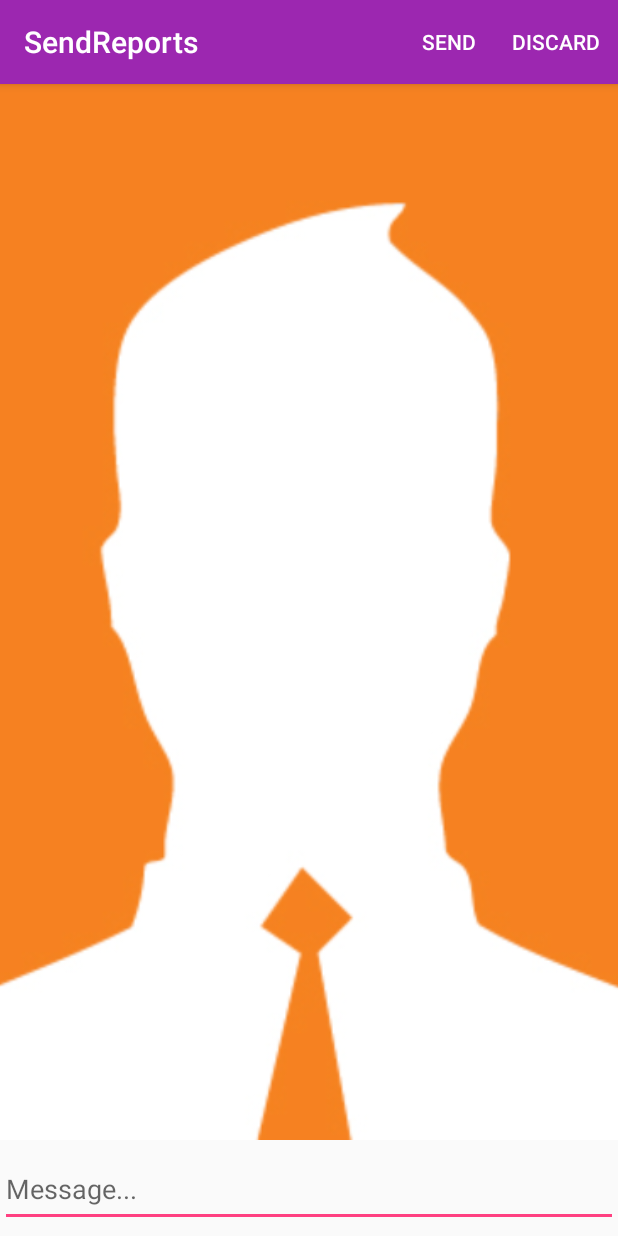
After one commit to shantanu0323/SeeAdoc, an Android app: the SendReports screen opened directly, with no data from a screen before it, on a phone screen of 412 x 824 dp. The commit adds this screen. Run offline under Robolectric (Android 15) with nearby library versions, the phone set to English and light mode, and no system bars; our stand-ins replace Firebase (no records; nobody signed in at launch, a user with empty details on screens opened directly); pictures from the network do not load; 4 statements that could not run were skipped.

Commit message:
SENDING E-REPORT along with a message

```diff
--- /dev/null
+++ b/app/src/main/java/shantanu/seeadoc/SendReports.java
@@ -0,0 +1,169 @@
+package shantanu.seeadoc;
+
+import android.app.ProgressDialog;
+import android.net.Uri;
+import android.support.annotation.NonNull;
+import android.support.v7.app.AppCompatActivity;
+import android.os.Bundle;
+import android.util.Log;
+import android.view.Menu;
+import android.view.MenuItem;
+import android.widget.EditText;
+import android.widget.ImageView;
+import android.widget.Toast;
+
+import com.google.android.gms.tasks.OnFailureListener;
+import com.google.android.gms.tasks.OnSuccessListener;
+import com.google.firebase.FirebaseApp;
+import com.google.firebase.FirebaseOptions;
+import com.google.firebase.database.DatabaseReference;
+import com.google.firebase.database.FirebaseDatabase;
+import com.google.firebase.storage.FirebaseStorage;
+import com.google.firebase.storage.StorageReference;
+import com.google.firebase.storage.UploadTask;
+
+import java.util.UUID;
+
+public class SendReports extends AppCompatActivity {
+
+    private static final String TAG = "SendReports";
+
+    private ImageView ivReports;
+    private ProgressDialog progressDialog;
+
+    private String doctorUid;
+    private String patientUid;
+    private DatabaseReference databaseReports;
+    private Uri reportImageUri;
+    private StorageReference storageReports;
+    private String reportKey;
+    private EditText etMessage;
+    private DatabaseReference databasePatient;
+
+    @Override
+    protected void onCreate(Bundle savedInstanceState) {
+        super.onCreate(savedInstanceState);
+        setContentView(R.layout.activity_send_reports);
+
+        init();
+        initializeDocmate();
+
+        ivReports = (ImageView) findViewById(R.id.ivReport);
+        Log.i(TAG, "onCreate: reportImageUri : " + reportImageUri);
+        ivReports.setImageURI(reportImageUri);
+
+    }
+
+    private void initializeDocmate() {
+        FirebaseOptions options = new FirebaseOptions.Builder()
+                .setApplicationId("1:530266078999:android:481c4ecf3253701e") // Required for Analytics.
+                .setApiKey("AIzaSyBRxOyIj5dJkKgAVPXRLYFkdZwh2Xxq51k") // Required for Auth.
+                .setDatabaseUrl("https://docmate-d670e.firebaseio.com/")// Required for RTDB.
+//                .setStorageBucket("gs://docmate-d670e.appspot.com/")
+                .build();
+        String doctorApp = UUID.randomUUID().toString();
+        try {
+            FirebaseApp doctorApplication = FirebaseApp.initializeApp(this, options, doctorApp);
+            // Retrieve my other app.
+//            FirebaseApp doctorApplication = FirebaseApp.getInstance(doctorApp);
+//             Get the database for the other app.
+            FirebaseDatabase doctorDatabase = FirebaseDatabase.getInstance(doctorApplication);
+
+            databaseReports = doctorDatabase.getReference().child("doctor").child(doctorUid).child("reports");
+            databaseReports.keepSynced(true);
+
+            databasePatient = doctorDatabase.getReference().child("doctor").child(doctorUid).child("patients").child(patientUid);
+            databasePatient.keepSynced(true);
+
+            FirebaseStorage reportsStorage = FirebaseStorage.getInstance(doctorApplication);
+
+            storageReports = reportsStorage.getReferenceFromUrl("gs://docmate-d670e.appspot.com/");
+
+            Log.i(TAG, "initializeDocmate: strorageReports : " + ((storageReports == null) ? "null" : "NOT null"));
+        } catch (Exception e) {
+            Log.e(TAG, "initializeDocmate: doctorApplication : ", e);
+        }
+
+    }
+
+    private void uploadReport() {
+        Log.e(TAG, "uploadReport: FUNCTION STARTED");
+        progressDialog.show();
+        reportKey = databaseReports.push().getKey();
+        if (reportImageUri != null) {
+            Log.e(TAG, "uploadReport: URI NOT NULL");
+            Log.i(TAG, "uploadReport: strorageReports : " + ((storageReports == null) ? "null" : "NOT null"));
+            StorageReference filePath = storageReports.child("Reports").child(reportImageUri
+                    .getLastPathSegment());
+            filePath.putFile(reportImageUri).addOnSuccessListener(new OnSuccessListener<UploadTask.TaskSnapshot>() {
+                @Override
+                public void onSuccess(UploadTask.TaskSnapshot taskSnapshot) {
+                    Uri downloadUrl = taskSnapshot.getDownloadUrl();
+
+                    DatabaseReference newReport = databaseReports.child(reportKey);
+                    newReport.child("image").setValue(downloadUrl.toString());
+                    newReport.child("message").setValue(etMessage.getText().toString().trim());
+
+                    newReport = databasePatient.child("reports").child(reportKey);
+                    newReport.child("image").setValue(downloadUrl.toString());
+                    newReport.child("message").setValue(etMessage.getText().toString().trim());
+
+                    Log.e(TAG, "onSuccess: Report Image Added ...");
+                    Toast.makeText(SendReports.this, "Report Sent Successfully", Toast.LENGTH_SHORT).show();
+                    progressDialog.dismiss();
+                    finish();
+                }
+            }).addOnFailureListener(new OnFailureListener() {
+                @Override
+                public void onFailure(@NonNull Exception e) {
+                    Toast.makeText(getApplicationContext(), "Failed to upload report due to : " +
+                            e.getMessage(), Toast.LENGTH_SHORT).show();
+                    Log.e(TAG, "onFailure: FAILED TO upload report");
+                    progressDialog.dismiss();
+                }
+            });
+        } else {
+            Log.e(TAG, "uploadReport: REPORT IMAGE URI NULL");
+            progressDialog.dismiss();
+        }
+    }
+
+    private void init() {
+        doctorUid = getIntent().getStringExtra("doctorUid");
+        patientUid = getIntent().getStringExtra("patientUid");
+        reportImageUri = Uri.parse(getIntent().getStringExtra("imageUri"));
+
+        etMessage = (EditText) findViewById(R.id.etMessage);
+        progressDialog = new ProgressDialog(this);
+        progressDialog.setMessage("Sending Report...");
+    }
+
+    @Override
+    public boolean onCreateOptionsMenu(Menu menu) {
+        // Inflate the menu; this adds items to the action bar if it is present.
+        getMenuInflater().inflate(R.menu.send_reports, menu);
+        return true;
+    }
+
+    @Override
+    public boolean onOptionsItemSelected(MenuItem item) {
+        int id = item.getItemId();
+
+        switch (item.getItemId()) {
+            case R.id.send_report:
+                try {
+                    uploadReport();
+                } catch (Exception e) {
+                    Log.e(TAG, "onOptionsItemSelected: uploadReport : ", e);
+                }
+                break;
+            case R.id.discard_report:
+                finish();
+                break;
+        }
+
+        return true;
+
+    }
+
+}
--- /dev/null
+++ b/app/src/main/res/layout/activity_send_reports.xml
@@ -0,0 +1,40 @@
+<?xml version="1.0" encoding="utf-8"?>
+<android.support.constraint.ConstraintLayout xmlns:android="http://schemas.android.com/apk/res/android"
+    xmlns:app="http://schemas.android.com/apk/res-auto"
+    xmlns:tools="http://schemas.android.com/tools"
+    android:layout_width="match_parent"
+    android:layout_height="match_parent"
+    tools:context="shantanu.seeadoc.SendReports">
+
+
+    <ImageView
+        android:id="@+id/ivReport"
+        android:layout_width="0dp"
+        android:layout_height="0dp"
+        android:layout_marginBottom="8dp"
+        android:layout_marginLeft="0dp"
+        android:layout_marginRight="0dp"
+        android:layout_marginTop="0dp"
+        android:scaleType="centerCrop"
+        app:layout_constraintBottom_toTopOf="@+id/etMessage"
+        app:layout_constraintHorizontal_bias="0.511"
+        app:layout_constraintLeft_toLeftOf="parent"
+        app:layout_constraintRight_toRightOf="parent"
+        app:layout_constraintTop_toTopOf="parent"
+        app:layout_constraintVertical_bias="0.0"
+        app:srcCompat="@drawable/default_image" />
+
+    <EditText
+        android:minHeight="50dp"
+        android:hint="Message..."
+        android:id="@+id/etMessage"
+        android:textSize="18sp"
+        android:layout_width="0dp"
+        android:layout_height="wrap_content"
+        app:layout_constraintBottom_toBottomOf="parent"
+        android:layout_marginBottom="6dp"
+        android:layout_marginRight="0dp"
+        app:layout_constraintRight_toRightOf="parent"
+        android:layout_marginLeft="0dp"
+        app:layout_constraintLeft_toLeftOf="parent" />
+</android.support.constraint.ConstraintLayout>
--- /dev/null
+++ b/app/src/main/res/menu/send_reports.xml
@@ -0,0 +1,15 @@
+<?xml version="1.0" encoding="utf-8"?>
+<menu xmlns:android="http://schemas.android.com/apk/res/android"
+    xmlns:app="http://schemas.android.com/apk/res-auto">
+    <item
+        android:id="@+id/send_report"
+        android:orderInCategory="10"
+        android:title="Send"
+        app:showAsAction="always" />
+
+    <item
+        android:id="@+id/discard_report"
+        android:orderInCategory="20"
+        android:title="Discard"
+        app:showAsAction="ifRoom"/>
+</menu>
```
Also changed, not shown: app/src/main/AndroidManifest.xml (+8 -6 lines), app/src/main/java/shantanu/seeadoc/ViewDoctorProfile.java (+116 -41 lines), app/src/main/res/drawable/ic_send_reports.xml (added, +9 -0 lines), app/src/main/res/layout/activity_view_doctor_profile.xml (+18 -8 lines).
